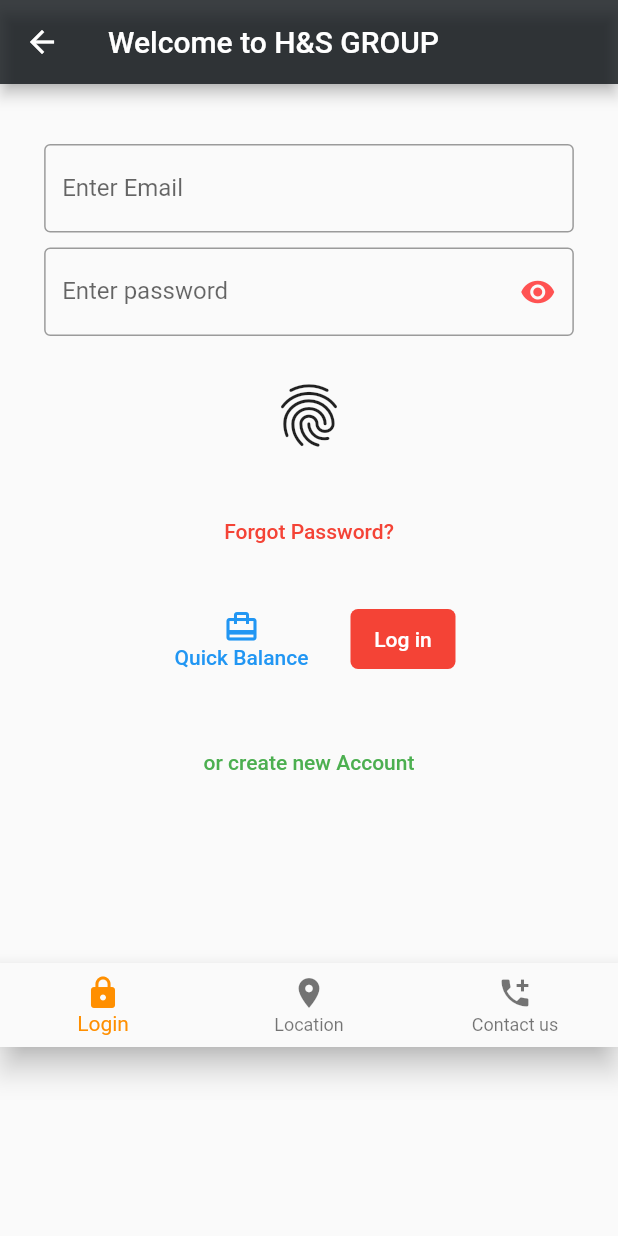
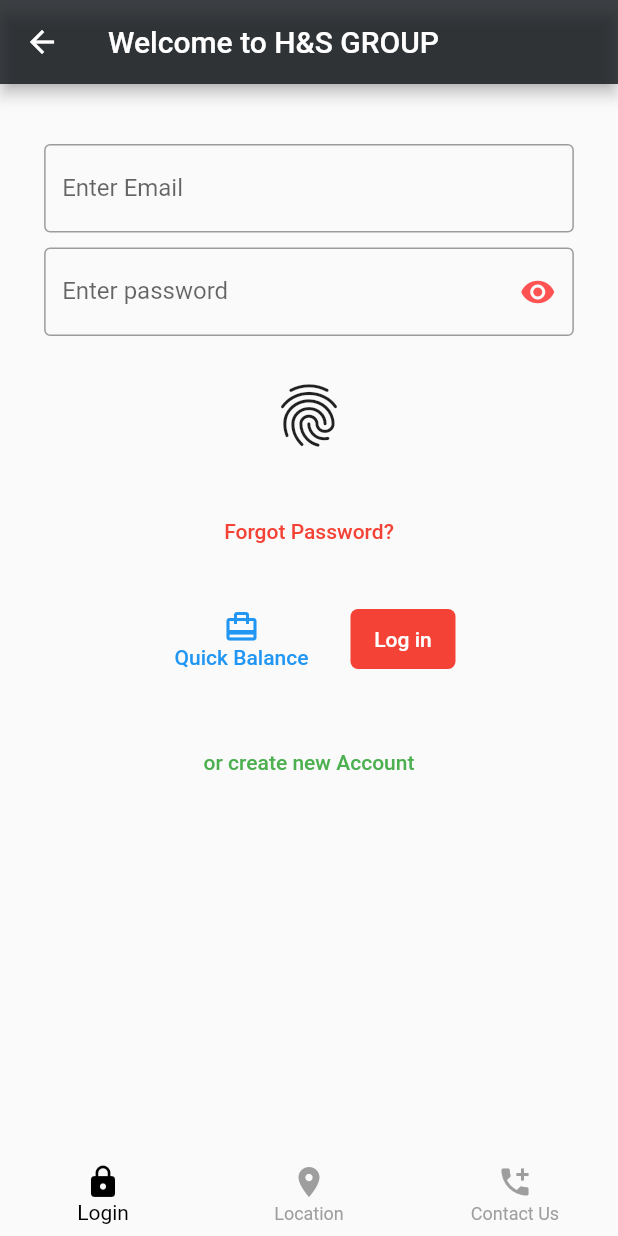
Before and after one commit to Amba-Digital-Marketing/hsapp2, a Flutter app: the screen it shows after launch, after a tap on "Sign In", on a phone screen of 412 x 824 dp. Run offline on Flutter 3.47's test engine with Material 2 defaults, Android fonts, the phone set to English and light mode, and no system bars.

Commit message:
Bottom Nav for Home widget

```diff
--- a/lib/Views/StatefulWidgets/Auth/BaseLogin.dart
+++ b/lib/Views/StatefulWidgets/Auth/BaseLogin.dart
@@ -20,6 +20,7 @@ class BaseLogin extends StatelessWidget {
         builder: (context) {
 
           return MaterialApp(
+            debugShowCheckedModeBanner: false,
             title: 'BaseLogin',
             home: SafeArea(
               child: Container(
@@ -134,7 +135,7 @@ class BaseLogin extends StatelessWidget {
 
                           TextButton(
                             onPressed: ()=>{
-                              Navigator.pushNamed(context, '/Login'),
+                              Navigator.pushNamed(context, '/HomeWidget'),
                             },
                             child: const Text("Sign In"),
                             style: ButtonStyle(
--- a/lib/Views/StatefulWidgets/Auth/Login.dart
+++ b/lib/Views/StatefulWidgets/Auth/Login.dart
@@ -1,5 +1,6 @@
 import 'package:flutter/cupertino.dart';
 import 'package:flutter/material.dart';
+import 'package:hsapp2/Views/StatefulWidgets/Others/HomeWidget.dart';
 
 class Login extends StatefulWidget {
   const Login({Key? key, String title = "Login"}) : super(key: key);
@@ -18,6 +19,7 @@ class _LoginState extends State<Login> {
     double height = MediaQuery.of(context).size.height;
 
     return MaterialApp(
+      debugShowCheckedModeBanner: false,
       home: Scaffold(
         appBar: AppBar(
           backgroundColor: const Color.fromARGB(200, 10, 15, 19),
@@ -174,44 +176,16 @@ class _LoginState extends State<Login> {
                       ),
                     ),
                   ),
+
                 ],
 
               ),
-              Align(
-                alignment: Alignment(0.5,-1),
-                child: Expanded(
-                  child: Container(
-                    child: Column(
-                      crossAxisAlignment: CrossAxisAlignment.start,
-                      children: [
-                        BottomNavigationBar(
-                          items: const <BottomNavigationBarItem>[
-                            BottomNavigationBarItem(
-                              icon: Icon(Icons.lock),
-                              label: 'Login',
-                            ),
-                            BottomNavigationBarItem(
-                              icon: Icon(Icons.location_on),
-                              label: 'Location',
-                            ),
-                            BottomNavigationBarItem(
-                              icon: Icon(Icons.add_ic_call),
-                              label: 'Contact us',
-                            ),
 
-                          ],
-                          //currentIndex: _selectedIndex,
-                          selectedItemColor: Colors.amber[800],
-                          // onTap: _onItemTapped,
-                        ),
-                      ],
-                    ),
-                  ),
-                ),
-              )
+
             ],
 
           ),
+
         ),
       ),
 
--- /dev/null
+++ b/lib/Views/StatefulWidgets/Others/HomeWidget.dart
@@ -0,0 +1,60 @@
+import 'package:flutter/cupertino.dart';
+import 'package:flutter/material.dart';
+import 'package:hsapp2/Views/StatefulWidgets/Auth/Login.dart';
+import 'package:hsapp2/Views/StatefulWidgets/Dashboard/ContactUs.dart';
+import 'package:hsapp2/Views/StatefulWidgets/Dashboard/Location.dart';
+
+class HomeWidget extends StatefulWidget {
+  const HomeWidget({Key? key, String title = "Home Widget"}) : super(key: key);
+
+  @override
+  _HomeWidgetState createState() => _HomeWidgetState();
+}
+
+// Used for Bottom Navigation Bar
+
+class _HomeWidgetState extends State<HomeWidget> {
+  int selectedIndex = 0;
+  @override
+  Widget build(BuildContext context) {
+    List<Widget> widgetOptions = <Widget>[
+      Login(),
+      Location(),
+      ContactUs(),
+
+
+    ];
+    void onTabTapped(index) {
+      setState(() {
+        selectedIndex = index;
+      });
+    }
+
+    return Scaffold(
+      body: widgetOptions.elementAt(selectedIndex),
+      bottomNavigationBar: BottomNavigationBar(
+        selectedItemColor: Colors.black,
+        unselectedItemColor: Colors.grey,
+        showSelectedLabels: true,
+        showUnselectedLabels: true,
+        elevation: 0,
+        onTap: onTabTapped,
+        currentIndex: selectedIndex,
+        items: [
+          BottomNavigationBarItem(
+            icon: Icon(Icons.lock),
+            label: 'Login',
+          ),
+          BottomNavigationBarItem(
+            icon: Icon(Icons.location_on),
+            label: 'Location',
+          ),
+          BottomNavigationBarItem(
+            icon: Icon(Icons.add_ic_call),
+            label: 'Contact Us',
+          ),
+        ],
+      ),
+    );
+  }
+}
--- a/lib/main.dart
+++ b/lib/main.dart
@@ -2,6 +2,7 @@ import 'package:flutter/material.dart';
 import 'package:hsapp2/Views/StatefulWidgets/Auth/BaseLogin.dart';
 import 'package:hsapp2/Views/StatelessWidgets/SplashScreen.dart';
 import 'Views/StatefulWidgets/Auth/Login.dart';
+import 'Views/StatefulWidgets/Others/HomeWidget.dart';
 
 void main() {
   runApp(const MyApp());
@@ -10,10 +11,12 @@ void main() {
 class MyApp extends StatelessWidget {
   const MyApp({Key? key}) : super(key: key);
 
+
   // This widget is the root of your application.
   @override
   Widget build(BuildContext context) {
     return MaterialApp(
+      debugShowCheckedModeBanner: false,
       title: 'H&S Application',
       theme: ThemeData(
         primarySwatch: Colors.blue,
@@ -26,6 +29,7 @@ class MyApp extends StatelessWidget {
         '/splashScreen': (BuildContext context) => const SplashScreen(title: 'Splash Screen'),
         '/BaseLogin': (BuildContext context) => const BaseLogin(title: 'Base Login'),
         '/Login': (BuildContext context) => const Login(title: 'Login'),
+        '/HomeWidget': (BuildContext context) => const HomeWidget(title: 'Nav Widget'),
 
       },
     );
```
Also changed, not shown: lib/Views/StatefulWidgets/Dashboard/ContactUs.dart (added, +17 -0 lines), lib/Views/StatefulWidgets/Dashboard/Location.dart (added, +17 -0 lines).
